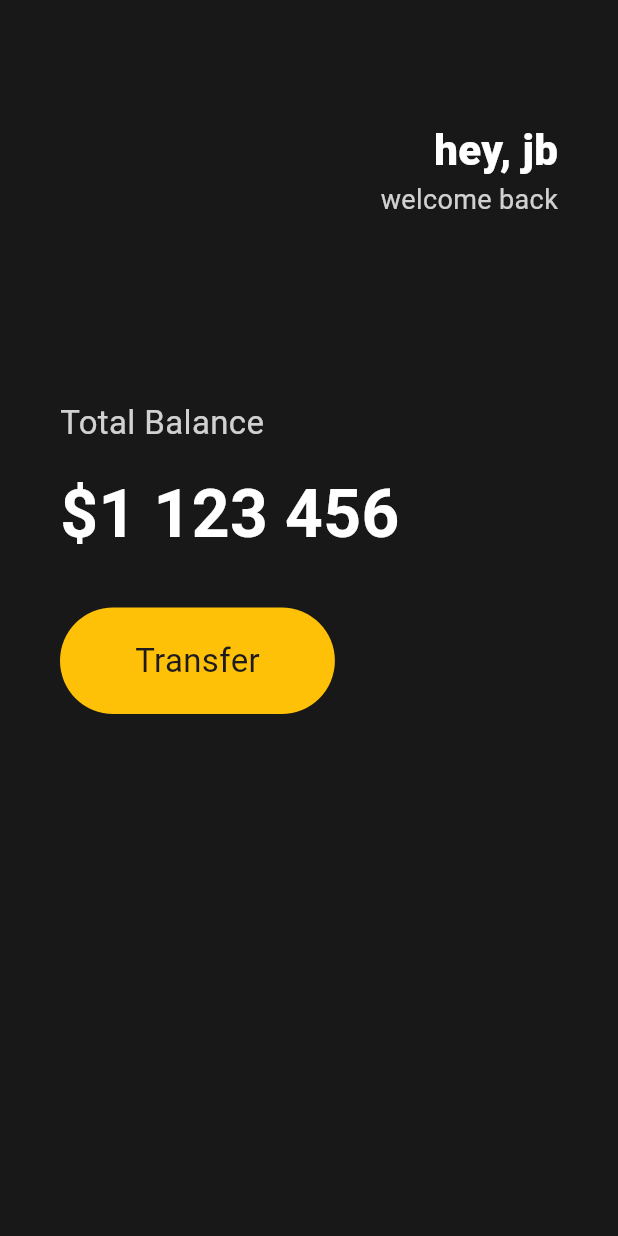
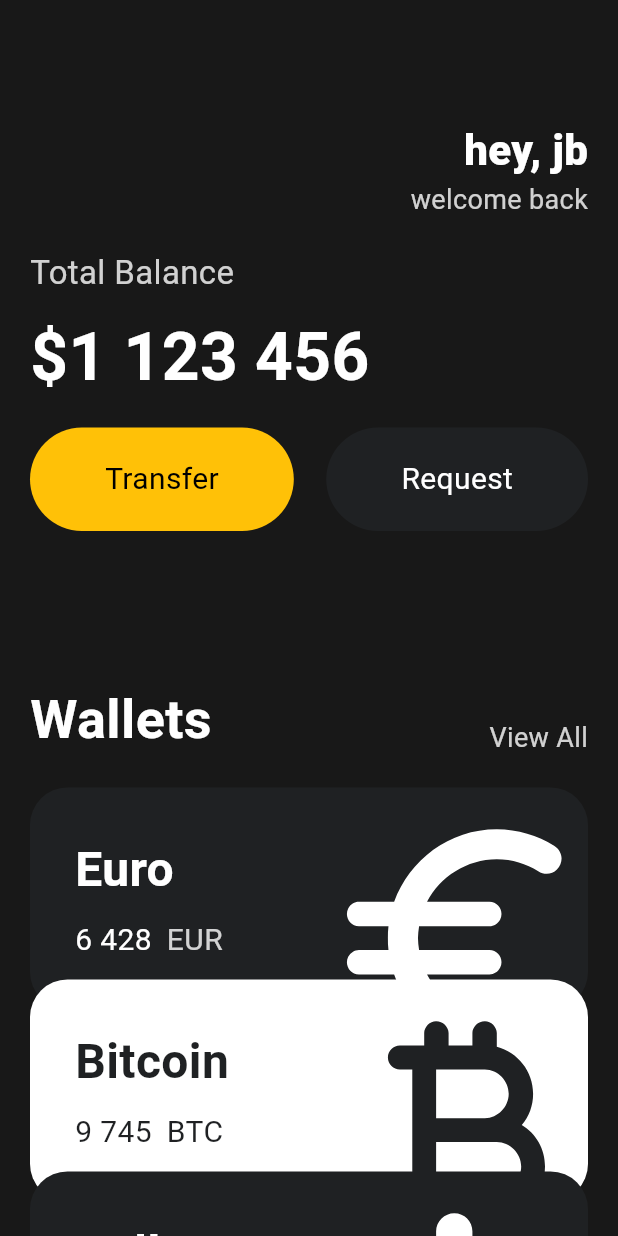
Before and after one commit to begong313/flutter_study_nomad, a Flutter app: the screen it shows after launch, on a phone screen of 412 x 824 dp. Run offline on Flutter 3.47's test engine with Material 3 defaults, Android fonts, the phone set to English and light mode, and no system bars.

Commit message:
UI 개선 및 새로운 위젯 추가: SingleChildScrollView로 레이아웃 변경, CurrencyCard 및 버튼 추가로 사용자 경험 향상

```diff
--- a/lib/main.dart
+++ b/lib/main.dart
@@ -1,4 +1,6 @@
 import 'package:flutter/material.dart';
+import 'package:flutter_map/widgets/button.dart';
+import 'package:flutter_map/widgets/currency_card.dart';
 
 void main() {
   runApp(const App());
@@ -12,8 +14,9 @@ class App extends StatelessWidget {
     return MaterialApp(
       home: Scaffold(
         backgroundColor: const Color(0xFF181818),
-        body: Padding(
-          padding: const EdgeInsets.symmetric(horizontal: 40),
+        body: SingleChildScrollView(
+          child: Padding(
+            padding: const EdgeInsets.symmetric(horizontal: 20),
             child: Column(
               crossAxisAlignment: CrossAxisAlignment.start,
               children: [
@@ -43,7 +46,7 @@ class App extends StatelessWidget {
                     ),
                   ],
                 ),
-              const SizedBox(height: 120),
+                const SizedBox(height: 20),
                 Text(
                   "Total Balance",
                   style: TextStyle(
@@ -51,7 +54,7 @@ class App extends StatelessWidget {
                     fontSize: 22,
                   ),
                 ),
-              const SizedBox(height: 15),
+                const SizedBox(height: 10),
                 const Text(
                   "\$1 123 456",
                   style: TextStyle(
@@ -60,25 +63,74 @@ class App extends StatelessWidget {
                     fontWeight: FontWeight.w600,
                   ),
                 ),
-              const SizedBox(height: 30),
+                const SizedBox(height: 15),
+                const Row(
+                  mainAxisAlignment: MainAxisAlignment.spaceBetween,
+                  children: [
+                    Button(
+                      text: "Transfer",
+                      bgColor: Colors.amber,
+                      textColor: Colors.black,
+                    ),
+                    Button(
+                      text: "Request",
+                      bgColor: Color(0xFF1F2123),
+                      textColor: Colors.white,
+                    ),
+                  ],
+                ),
+                const SizedBox(height: 100),
                 Row(
+                  crossAxisAlignment: CrossAxisAlignment.end,
+                  mainAxisAlignment: MainAxisAlignment.spaceBetween,
                   children: [
-                  Container(
-                    decoration: BoxDecoration(
-                      color: Colors.amber,
-                      borderRadius: BorderRadius.circular(45),
+                    const Text(
+                      'Wallets',
+                      style: TextStyle(
+                        color: Colors.white,
+                        fontSize: 36,
+                        fontWeight: FontWeight.w600,
                       ),
-                    child: const Padding(
-                      padding: EdgeInsets.symmetric(
-                        vertical: 20,
-                        horizontal: 50,
                     ),
-                      child: Text('Transfer', style: TextStyle(fontSize: 22)),
+                    Text(
+                      'View All',
+                      style: TextStyle(
+                        color: Colors.white.withValues(alpha: 0.8),
+                        fontSize: 18,
                       ),
                     ),
                   ],
                 ),
+                const SizedBox(height: 20),
+                const CurrencyCard(
+                  name: 'Euro',
+                  code: "EUR",
+                  amount: '6 428',
+                  icon: Icons.euro_rounded,
+                  isInverted: false,
+                ),
+                Transform.translate(
+                  offset: const Offset(0, -20),
+                  child: const CurrencyCard(
+                    name: 'Bitcoin',
+                    code: "BTC",
+                    amount: '9 745',
+                    icon: Icons.currency_bitcoin_rounded,
+                    isInverted: true,
+                  ),
+                ),
+                Transform.translate(
+                  offset: const Offset(0, -40),
+                  child: const CurrencyCard(
+                    name: 'Dollar',
+                    code: "USD",
+                    amount: '428',
+                    icon: Icons.attach_money_rounded,
+                    isInverted: false,
+                  ),
+                ),
               ],
+            ),
           ),
         ),
       ),
--- /dev/null
+++ b/lib/widgets/button.dart
@@ -0,0 +1,28 @@
+import 'package:flutter/material.dart';
+
+class Button extends StatelessWidget {
+  final String text;
+  final Color bgColor;
+  final Color textColor;
+
+  const Button({
+    super.key,
+    required this.text,
+    required this.bgColor,
+    required this.textColor,
+  });
+
+  @override
+  Widget build(BuildContext context) {
+    return Container(
+      decoration: BoxDecoration(
+        color: bgColor,
+        borderRadius: BorderRadius.circular(45),
+      ),
+      child: Padding(
+        padding: const EdgeInsets.symmetric(vertical: 20, horizontal: 50),
+        child: Text(text, style: TextStyle(color: textColor, fontSize: 20)),
+      ),
+    );
+  }
+}
--- /dev/null
+++ b/lib/widgets/currency_card.dart
@@ -0,0 +1,82 @@
+import 'package:flutter/material.dart';
+
+class CurrencyCard extends StatelessWidget {
+  final String name, code, amount;
+  final IconData icon;
+  final bool isInverted;
+  final _blackColor = const Color(0xFF1F2123);
+  const CurrencyCard({
+    super.key,
+    required this.name,
+    required this.code,
+    required this.amount,
+    required this.icon,
+    required this.isInverted,
+  });
+
+  @override
+  Widget build(BuildContext context) {
+    return Container(
+      clipBehavior: Clip.hardEdge,
+      decoration: BoxDecoration(
+        color: isInverted ? Colors.white : _blackColor,
+        borderRadius: BorderRadius.circular(25),
+      ),
+      child: Padding(
+        padding: const EdgeInsets.all(30),
+        child: Row(
+          mainAxisAlignment: MainAxisAlignment.spaceBetween,
+          children: [
+            Column(
+              crossAxisAlignment: CrossAxisAlignment.start,
+              children: [
+                Text(
+                  name,
+                  style: TextStyle(
+                    color: isInverted ? _blackColor : Colors.white,
+                    fontSize: 32,
+                    fontWeight: FontWeight.w600,
+                  ),
+                ),
+                const SizedBox(height: 10),
+                Row(
+                  children: [
+                    Text(
+                      amount,
+                      style: TextStyle(
+                        color: isInverted ? _blackColor : Colors.white,
+                        fontSize: 20,
+                      ),
+                    ),
+                    const SizedBox(width: 10),
+                    Text(
+                      code,
+                      style: TextStyle(
+                        color:
+                            isInverted
+                                ? _blackColor
+                                : Colors.white.withValues(alpha: 0.8),
+                        fontSize: 20,
+                      ),
+                    ),
+                  ],
+                ),
+              ],
+            ),
+            Transform.scale(
+              scale: 2.2,
+              child: Transform.translate(
+                offset: const Offset(-5, 12),
+                child: Icon(
+                  icon,
+                  color: isInverted ? _blackColor : Colors.white,
+                  size: 88,
+                ),
+              ),
+            ),
+          ],
+        ),
+      ),
+    );
+  }
+}
```
Lines whose indentation alone changed are shown as unchanged.
